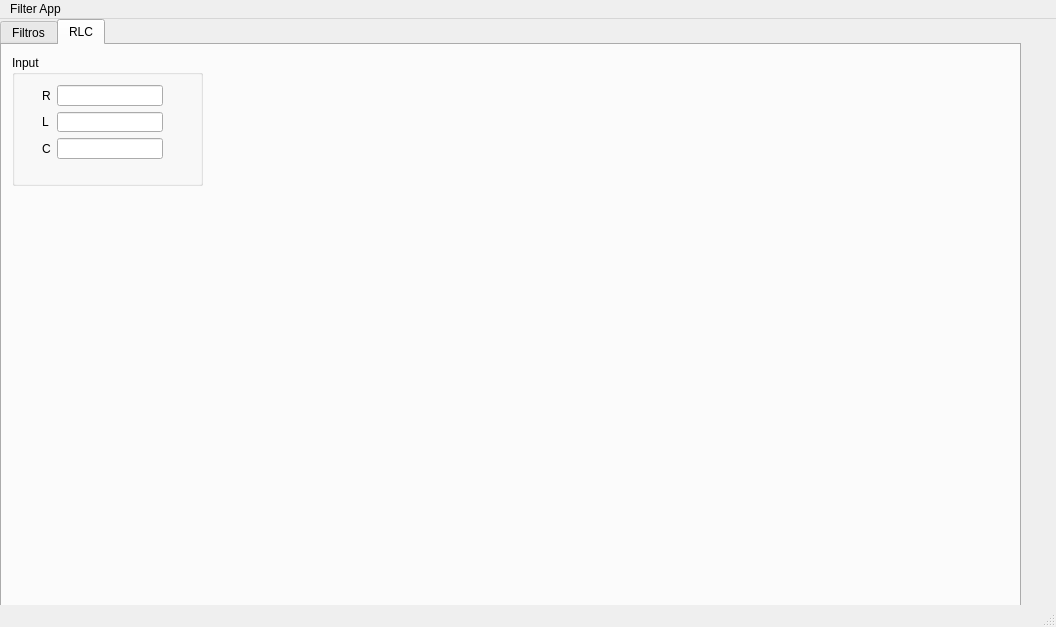
mcorcos/TpFinalELECTROTECNIA, file gui_principal.ui: the form before one commit.
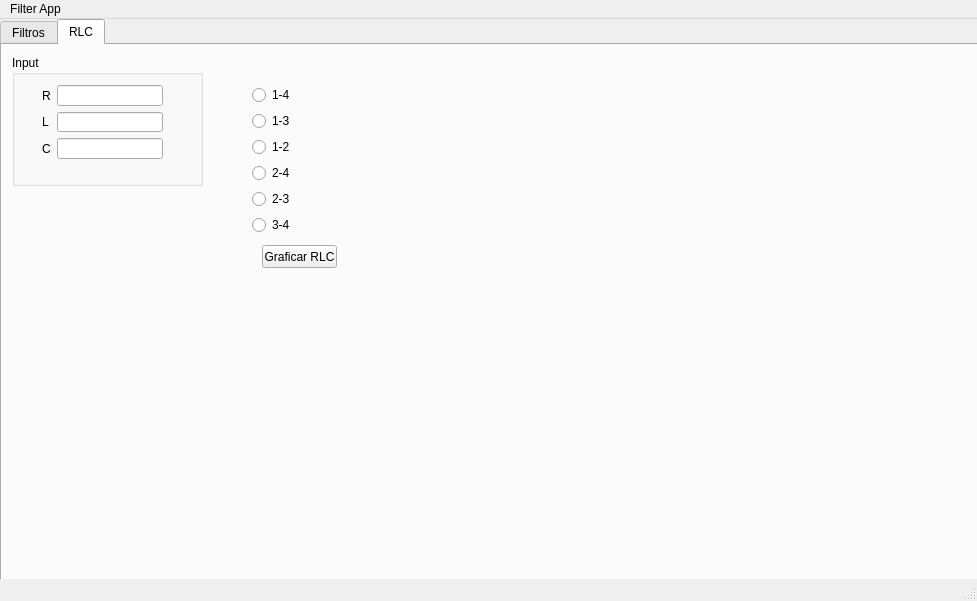
The form after the commit. The open tabs and pages were chosen to show the change.

Diff of the .ui file:
```diff
--- a/gui_principal.ui
+++ b/gui_principal.ui
@@ -9,8 +9,8 @@
    <rect>
     <x>0</x>
     <y>0</y>
-    <width>1056</width>
-    <height>627</height>
+    <width>977</width>
+    <height>601</height>
    </rect>
   </property>
   <property name="windowTitle">
@@ -427,6 +427,106 @@
        </layout>
       </widget>
      </widget>
+     <widget class="QWidget" name="verticalLayoutWidget_7">
+      <property name="geometry">
+       <rect>
+        <x>440</x>
+        <y>20</y>
+        <width>341</width>
+        <height>211</height>
+       </rect>
+      </property>
+      <layout class="QVBoxLayout" name="graphic_img"/>
+     </widget>
+     <widget class="QWidget" name="verticalLayoutWidget_8">
+      <property name="geometry">
+       <rect>
+        <x>30</x>
+        <y>240</y>
+        <width>401</width>
+        <height>291</height>
+       </rect>
+      </property>
+      <layout class="QVBoxLayout" name="graphic_bode_mod_RLC"/>
+     </widget>
+     <widget class="QWidget" name="verticalLayoutWidget_9">
+      <property name="geometry">
+       <rect>
+        <x>440</x>
+        <y>240</y>
+        <width>401</width>
+        <height>291</height>
+       </rect>
+      </property>
+      <layout class="QVBoxLayout" name="graphic_bode_phase_RLC"/>
+     </widget>
+     <widget class="QWidget" name="verticalLayoutWidget_10">
+      <property name="geometry">
+       <rect>
+        <x>250</x>
+        <y>40</y>
+        <width>160</width>
+        <height>151</height>
+       </rect>
+      </property>
+      <layout class="QVBoxLayout" name="verticalLayout_4">
+       <item>
+        <widget class="QRadioButton" name="button_1_4">
+         <property name="text">
+          <string>1-4</string>
+         </property>
+        </widget>
+       </item>
+       <item>
+        <widget class="QRadioButton" name="button_1_3">
+         <property name="text">
+          <string>1-3</string>
+         </property>
+        </widget>
+       </item>
+       <item>
+        <widget class="QRadioButton" name="button_1_2">
+         <property name="text">
+          <string>1-2</string>
+         </property>
+        </widget>
+       </item>
+       <item>
+        <widget class="QRadioButton" name="button_2_4">
+         <property name="text">
+          <string>2-4</string>
+         </property>
+        </widget>
+       </item>
+       <item>
+        <widget class="QRadioButton" name="button_2_3">
+         <property name="text">
+          <string>2-3</string>
+         </property>
+        </widget>
+       </item>
+       <item>
+        <widget class="QRadioButton" name="button_3_4">
+         <property name="text">
+          <string>3-4</string>
+         </property>
+        </widget>
+       </item>
+      </layout>
+     </widget>
+     <widget class="QPushButton" name="graphicRLC_Button">
+      <property name="geometry">
+       <rect>
+        <x>260</x>
+        <y>200</y>
+        <width>75</width>
+        <height>23</height>
+       </rect>
+      </property>
+      <property name="text">
+       <string>Graficar RLC</string>
+      </property>
+     </widget>
     </widget>
    </widget>
   </widget>
@@ -435,7 +535,7 @@
     <rect>
      <x>0</x>
      <y>0</y>
-     <width>1056</width>
+     <width>977</width>
      <height>21</height>
     </rect>
    </property>
```
Left out of the diff: 30 changed lines with no effect on the pictures.
